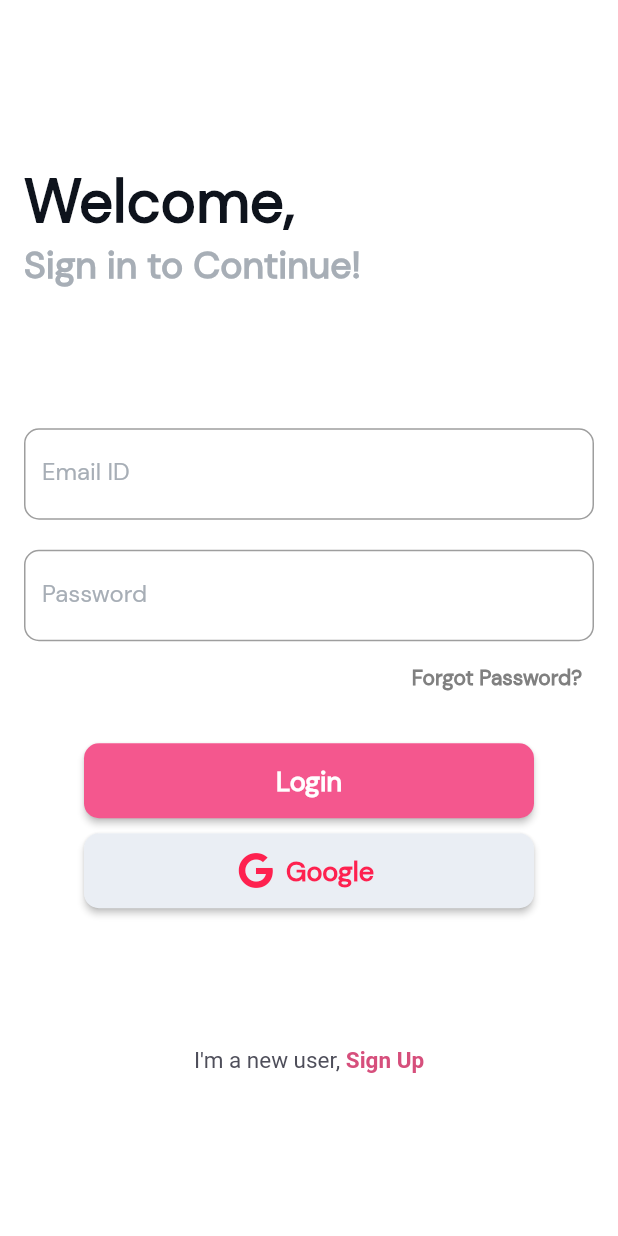
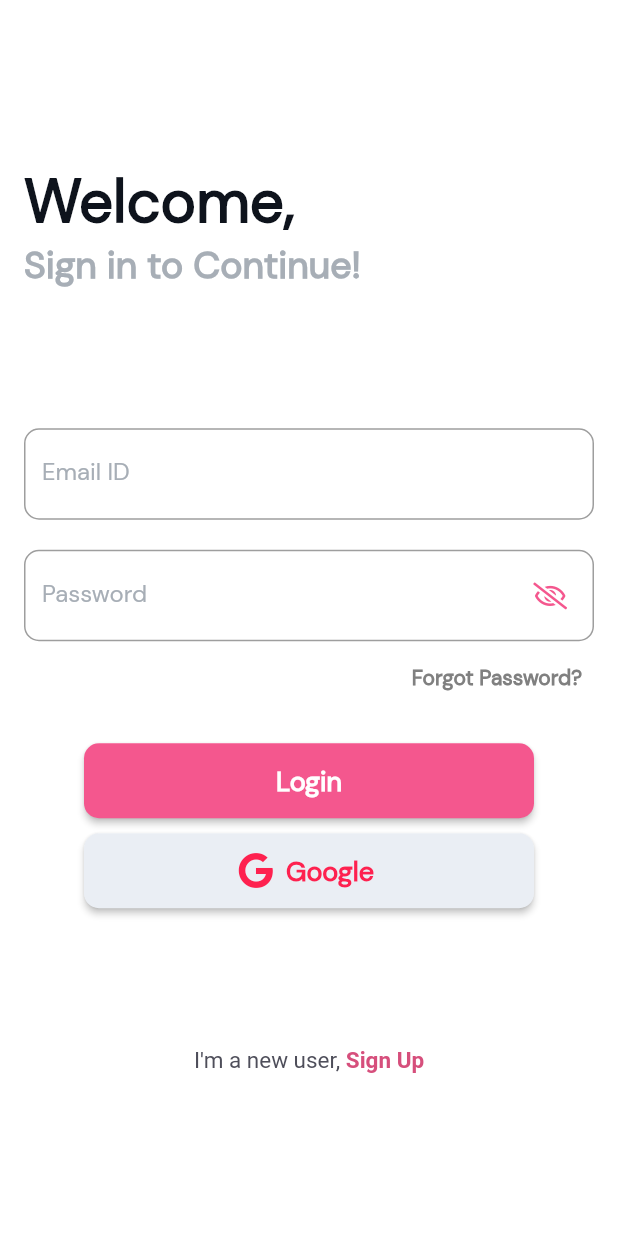
Before and after one commit to AJ8454/Genesis_Packaging_V1.0, a Flutter app: the screen it shows after launch, after a tap on "Google", on a phone screen of 412 x 824 dp. Run offline on Flutter 3.47's test engine with Material 2 defaults, Android fonts, the phone set to English and light mode, and no system bars; our stand-ins replace firebase_auth, firebase_core, font_awesome_flutter, google_sign_in, introduction_screen; accounts and stored records are empty.

Commit message:
--Day Third --

```diff
--- /dev/null
+++ b/lib/initial_page.dart
@@ -0,0 +1,35 @@
+import 'package:firebase_auth/firebase_auth.dart';
+import 'package:flutter/material.dart';
+import 'package:provider/provider.dart';
+import 'provider/google_sign_in_provider.dart';
+import 'screen/home_screen/home_page.dart';
+import 'screen/onboarding_screen/onboarding_page.dart';
+
+class InitialPage extends StatefulWidget {
+  @override
+  _InitialPageState createState() => _InitialPageState();
+}
+
+class _InitialPageState extends State<InitialPage> {
+  @override
+  Widget build(BuildContext context) {
+    return Scaffold(
+      backgroundColor: Colors.white,
+      body: StreamBuilder(
+              stream: FirebaseAuth.instance.authStateChanges(),
+              builder: (context, snapshot) {
+                final provider = Provider.of<GoogleSignInProvider>(context);
+                if (provider.isSigningIn) {
+                  return Center(
+                    child: CircularProgressIndicator(),
+                  );
+                } else if (snapshot.hasData) {
+                  return HomePage();
+                } else {
+                  return OnBoardingPage();
+                }
+              },
+            ),
+    );
+  }
+}
--- a/lib/main.dart
+++ b/lib/main.dart
@@ -1,31 +1,42 @@
+import 'package:firebase_core/firebase_core.dart';
 import 'package:flutter/material.dart';
 import 'package:flutter/services.dart';
+import 'package:provider/provider.dart';
+import 'initial_page.dart';
+import 'provider/google_sign_in_provider.dart';
 import 'screen/auth_screen/auth_page.dart';
-import 'screen/onboarding_screen/onboarding_page.dart';
 
-void main() {
+void main() async {
+  WidgetsFlutterBinding.ensureInitialized();
+  await Firebase.initializeApp();
+  SystemChrome.setPreferredOrientations([
+    DeviceOrientation.portraitUp,
+    DeviceOrientation.portraitDown,
+  ]);
   runApp(MyApp());
-  SystemChrome.setSystemUIOverlayStyle(SystemUiOverlayStyle(
-    statusBarColor: Colors.transparent,
-  ));
 }
 
 class MyApp extends StatelessWidget {
   static final String title = 'Genesis Packaging';
   @override
   Widget build(BuildContext context) {
-    return MaterialApp(
+    return MultiProvider(
+      providers: [
+        ChangeNotifierProvider(create: (ctx) => GoogleSignInProvider()),
+      ],
+      child: MaterialApp(
         debugShowCheckedModeBanner: false,
         theme: ThemeData(
-        primaryColor: Color(0xFFFE214F),
+          primaryColor: Color(0xFFF4578E),
           fontFamily: 'DMSans',
         ),
         title: title,
         initialRoute: '/authPage',
         routes: {
-        '/': (ctx) => OnBoardingPage(),
+          '/': (ctx) => InitialPage(),
           '/authPage': (ctx) => AuthPage(),
         },
+      ),
     );
   }
 }
--- /dev/null
+++ b/lib/provider/google_sign_in_provider.dart
@@ -0,0 +1,50 @@
+import 'package:firebase_auth/firebase_auth.dart';
+import 'package:flutter/material.dart';
+import 'package:google_sign_in/google_sign_in.dart';
+
+class GoogleSignInProvider extends ChangeNotifier {
+  final googleSignIn = GoogleSignIn();
+  bool? _isSigningIn;
+
+  GoogleSignInProvider() {
+    _isSigningIn = false;
+  }
+
+  bool get isSigningIn => _isSigningIn!;
+  set isSigningIn(bool isSigningIn) {
+    _isSigningIn = isSigningIn;
+    notifyListeners();
+  }
+
+  Future login() async {
+    isSigningIn = true;
+
+    final user = await googleSignIn.signIn();
+
+    if (user == null) {
+      isSigningIn = false;
+      return;
+    } else {
+      final googleAuth = await user.authentication;
+      final credential = GoogleAuthProvider.credential(
+        accessToken: googleAuth.accessToken,
+        idToken: googleAuth.idToken,
+      );
+
+      await FirebaseAuth.instance
+          .signInWithCredential(credential)
+          .then((value) {});
+
+      isSigningIn = false;
+    }
+    notifyListeners();
+  }
+
+  void logout() async {
+    if (await googleSignIn.isSignedIn()) {
+      await googleSignIn.disconnect();
+    }
+    FirebaseAuth.instance.signOut();
+    notifyListeners();
+  }
+}
--- a/lib/screen/auth_screen/auth_page.dart
+++ b/lib/screen/auth_screen/auth_page.dart
@@ -1,5 +1,6 @@
 import 'package:flutter/gestures.dart';
 import 'package:flutter/material.dart';
+import 'package:flutter/services.dart';
 import 'package:genesis_packaging_v1/screen/auth_screen/signUp_page.dart';
 import 'login_form.dart';
 
@@ -9,12 +10,17 @@ class AuthPage extends StatelessWidget {
   Widget build(BuildContext context) {
     return Scaffold(
       backgroundColor: Color(0xFFFFFFFF),
-      body: Padding(
+      body: AnnotatedRegion<SystemUiOverlayStyle>(
+        value: SystemUiOverlayStyle.dark,
+        child: SingleChildScrollView(
+          child: SizedBox(
+            height: MediaQuery.of(context).size.height,
+            child: Padding(
               padding: const EdgeInsets.all(16.0),
               child: Column(
                 crossAxisAlignment: CrossAxisAlignment.start,
                 children: [
-            Spacer(),
+                  const Spacer(),
                   Text(
                     'Welcome,',
                     style: TextStyle(
@@ -31,9 +37,9 @@ class AuthPage extends StatelessWidget {
                       fontWeight: FontWeight.bold,
                     ),
                   ),
-            Spacer(),
+                  const Spacer(),
                   LoginForm(formKey: _formKey),
-            Spacer(),
+                  const Spacer(),
                   Align(
                     alignment: Alignment.center,
                     child: RichText(
@@ -61,8 +67,11 @@ class AuthPage extends StatelessWidget {
                       ),
                     ),
                   ),
-            Spacer(),
+                  const Spacer(),
                 ],
+              ),
+            ),
+          ),
         ),
       ),
     );
--- a/lib/screen/auth_screen/login_form.dart
+++ b/lib/screen/auth_screen/login_form.dart
@@ -1,7 +1,8 @@
 import 'package:flutter/material.dart';
 import 'package:font_awesome_flutter/font_awesome_flutter.dart';
+import 'package:genesis_packaging_v1/widget/google_signIn_button.dart';
 
-class LoginForm extends StatelessWidget {
+class LoginForm extends StatefulWidget {
   const LoginForm({
     Key? key,
     required GlobalKey<FormState> formKey,
@@ -11,10 +12,16 @@ class LoginForm extends StatelessWidget {
   final GlobalKey<FormState> _formKey;
 
   @override
+  State<LoginForm> createState() => _LoginFormState();
+}
+
+class _LoginFormState extends State<LoginForm> {
+  bool? _passwordVisible = false;
+  @override
   Widget build(BuildContext context) {
     return SingleChildScrollView(
       child: Form(
-        key: _formKey,
+        key: widget._formKey,
         child: Column(
           crossAxisAlignment: CrossAxisAlignment.center,
           children: [
@@ -49,6 +56,7 @@ class LoginForm extends StatelessWidget {
             const SizedBox(height: 20.0),
             TextField(
               //controller: ,
+              obscureText: !_passwordVisible!,
               decoration: InputDecoration(
                 labelText: "Password",
                 hintText: "Enter Password",
@@ -71,6 +79,21 @@ class LoginForm extends StatelessWidget {
                   ),
                   borderRadius: BorderRadius.all(
                     Radius.circular(10.0),
+                  ),
+                ),
+                suffixIcon: IconButton(
+                  padding: EdgeInsets.only(right: 15.0),
+                  icon: Icon(
+                    !_passwordVisible!
+                        ? FontAwesomeIcons.eyeSlash
+                        : FontAwesomeIcons.eye,
+                  ),
+                  color: Theme.of(context).primaryColor,
+                  iconSize: 18.0,
+                  onPressed: () => setState(
+                    () {
+                      _passwordVisible = !_passwordVisible!;
+                    },
                   ),
                 ),
               ),
@@ -108,27 +131,7 @@ class LoginForm extends StatelessWidget {
               ),
             ),
             const SizedBox(height: 10.0),
-            ElevatedButton.icon(
-              icon: Icon(
-                FontAwesomeIcons.google,
-              ),
-              style: ElevatedButton.styleFrom(
-                minimumSize: Size(300, 50),
-                primary: Color(0xFFEAEEF4),
-                onPrimary: Color(0xFFFE214F),
-                shape: RoundedRectangleBorder(
-                  borderRadius: BorderRadius.circular(10),
-                ),
-              ),
-              onPressed: () {},
-              label: Text(
-                'Google',
-                style: TextStyle(
-                  fontSize: 18.0,
-                  fontWeight: FontWeight.bold,
-                ),
-              ),
-            ),
+            GoogleSignInButton(),
           ],
         ),
       ),
--- a/lib/screen/onboarding_screen/onboarding_page.dart
+++ b/lib/screen/onboarding_screen/onboarding_page.dart
@@ -1,4 +1,5 @@
 import 'package:flutter/material.dart';
+import 'package:flutter/services.dart';
 import 'package:font_awesome_flutter/font_awesome_flutter.dart';
 import 'package:introduction_screen/introduction_screen.dart';
 
@@ -6,7 +7,9 @@ class OnBoardingPage extends StatelessWidget {
   @override
   Widget build(BuildContext context) {
     return Scaffold(
-      body: SafeArea(
+      body: AnnotatedRegion<SystemUiOverlayStyle>(
+        value: SystemUiOverlayStyle.dark,
+        child: SafeArea(
           child: IntroductionScreen(
             pages: [
               PageViewModel(
@@ -54,7 +57,9 @@ class OnBoardingPage extends StatelessWidget {
             done: const Text(
               "Done",
               style: TextStyle(
-                color: Colors.red, fontSize: 14.0, fontWeight: FontWeight.w600),
+                  color: Colors.red,
+                  fontSize: 14.0,
+                  fontWeight: FontWeight.w600),
             ),
             showSkipButton: true,
             showNextButton: true,
@@ -62,6 +67,7 @@ class OnBoardingPage extends StatelessWidget {
             skipFlex: 0,
             nextFlex: 0,
             onDone: () => goToAuthScreen(context),
+          ),
         ),
       ),
     );
--- /dev/null
+++ b/lib/widget/google_signIn_button.dart
@@ -0,0 +1,39 @@
+import 'package:flutter/material.dart';
+import 'package:font_awesome_flutter/font_awesome_flutter.dart';
+import 'package:genesis_packaging_v1/provider/google_sign_in_provider.dart';
+import 'package:provider/provider.dart';
+
+class GoogleSignInButton extends StatelessWidget {
+  const GoogleSignInButton({
+    Key? key,
+  }) : super(key: key);
+
+  @override
+  Widget build(BuildContext context) {
+    return ElevatedButton.icon(
+      icon: Icon(
+        FontAwesomeIcons.google,
+      ),
+      style: ElevatedButton.styleFrom(
+        minimumSize: Size(300, 50),
+        primary: Color(0xFFEAEEF4),
+        onPrimary: Color(0xFFFE214F),
+        shape: RoundedRectangleBorder(
+          borderRadius: BorderRadius.circular(10),
+        ),
+      ),
+      onPressed: () {
+        final provider =
+            Provider.of<GoogleSignInProvider>(context, listen: false);
+        provider.login();
+      },
+      label: Text(
+        'Google',
+        style: TextStyle(
+          fontSize: 18.0,
+          fontWeight: FontWeight.bold,
+        ),
+      ),
+    );
+  }
+}
```
Also changed, not shown: lib/screen/auth_screen/signUp_form.dart (+27 -34 lines), lib/screen/auth_screen/signUp_page.dart (+14 -5 lines), lib/screen/home_screen/home_page.dart (added, +13 -0 lines), pubspec.yaml (+6 -5 lines), pubspec.lock, 3 other files. Lines whose indentation alone changed are shown as unchanged.
